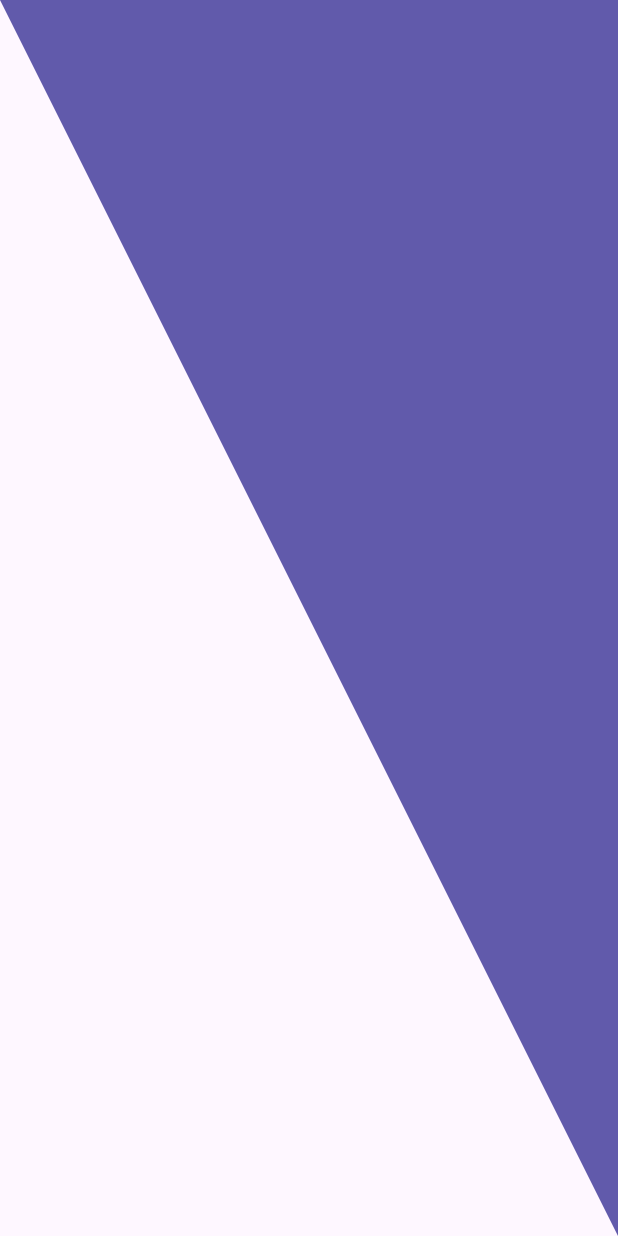
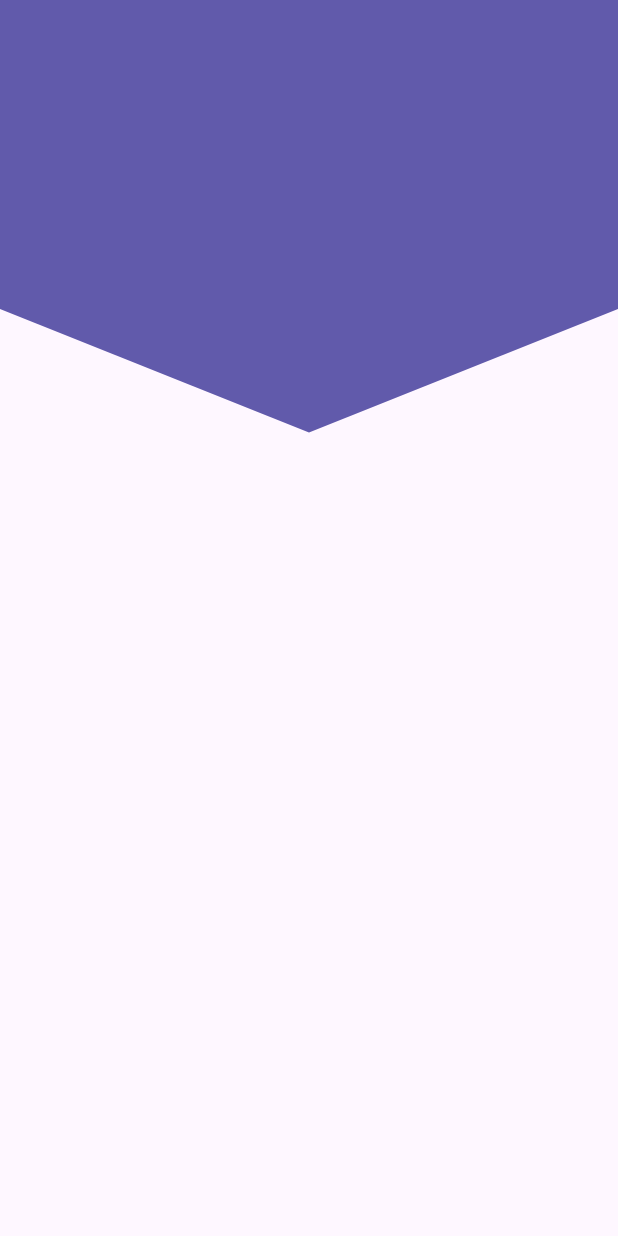
Before and after one commit to Flutter-Course-Sergio/designsApp, a Flutter app: the screen it shows after launch, on a phone screen of 412 x 824 dp. Run offline on Flutter 3.47's test engine with Material 3 defaults, Android fonts, the phone set to English and light mode, and no system bars.

Commit message:
sharp header

```diff
--- a/lib/src/pages/headers_page.dart
+++ b/lib/src/pages/headers_page.dart
@@ -7,6 +7,6 @@ class HeadersPage extends StatelessWidget {
 
   @override
   Widget build(BuildContext context) {
-    return const Scaffold(body: TrianguleHeader());
+    return const Scaffold(body: SharpHeader());
   }
 }
--- a/lib/src/widgets/headers.dart
+++ b/lib/src/widgets/headers.dart
@@ -1,5 +1,6 @@
 import 'package:flutter/material.dart';
 
+//Widgets
 class SquareHeader extends StatelessWidget {
   const SquareHeader({super.key});
 
@@ -43,6 +44,37 @@ class DiagonalHeader extends StatelessWidget {
   }
 }
 
+class TrianguleHeader extends StatelessWidget {
+  const TrianguleHeader({super.key});
+
+  @override
+  Widget build(BuildContext context) {
+    return SizedBox(
+      height: double.infinity,
+      width: double.infinity,
+      child: CustomPaint(
+        painter: _TrianguleHeaderPainter(),
+      ),
+    );
+  }
+}
+
+class SharpHeader extends StatelessWidget {
+  const SharpHeader({super.key});
+
+  @override
+  Widget build(BuildContext context) {
+    return SizedBox(
+      height: double.infinity,
+      width: double.infinity,
+      child: CustomPaint(
+        painter: _SharpHeaderPainter(),
+      ),
+    );
+  }
+}
+
+// Painters
 class _DiagonalHeaderPainter extends CustomPainter {
   @override
   void paint(Canvas canvas, Size size) {
@@ -67,21 +99,6 @@ class _DiagonalHeaderPainter extends CustomPainter {
   @override
   bool shouldRepaint(covariant CustomPainter oldDelegate) {
     return true;
-  }
-}
-
-class TrianguleHeader extends StatelessWidget {
-  const TrianguleHeader({super.key});
-
-  @override
-  Widget build(BuildContext context) {
-    return SizedBox(
-      height: double.infinity,
-      width: double.infinity,
-      child: CustomPaint(
-        painter: _TrianguleHeaderPainter(),
-      ),
-    );
   }
 }
 
@@ -112,3 +129,30 @@ class _TrianguleHeaderPainter extends CustomPainter {
     return true;
   }
 }
+
+class _SharpHeaderPainter extends CustomPainter {
+  @override
+  void paint(Canvas canvas, Size size) {
+    final paint = Paint();
+
+    // Props
+    paint.color = const Color(0xff615aab);
+    paint.style = PaintingStyle.fill;
+    paint.strokeWidth = 20;
+
+    final path = Path();
+
+    // Drawing
+    path.lineTo(0, size.height * 0.25);
+    path.lineTo(size.width * 0.5, size.height * 0.35);
+    path.lineTo(size.width, size.height * 0.25);
+    path.lineTo(size.width, 0);
+
+    canvas.drawPath(path, paint);
+  }
+
+  @override
+  bool shouldRepaint(covariant CustomPainter oldDelegate) {
+    return true;
+  }
+}
```
